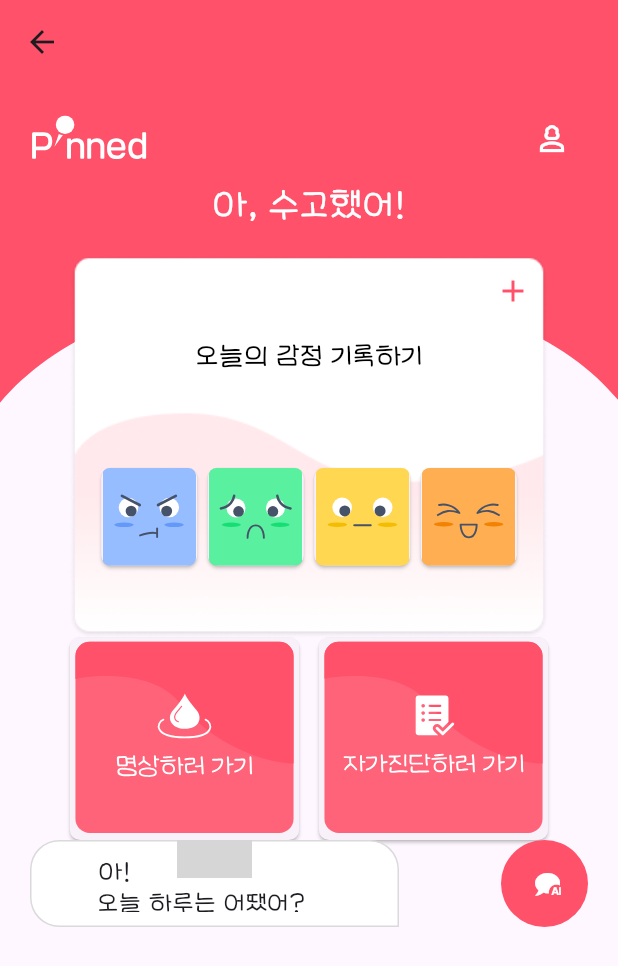
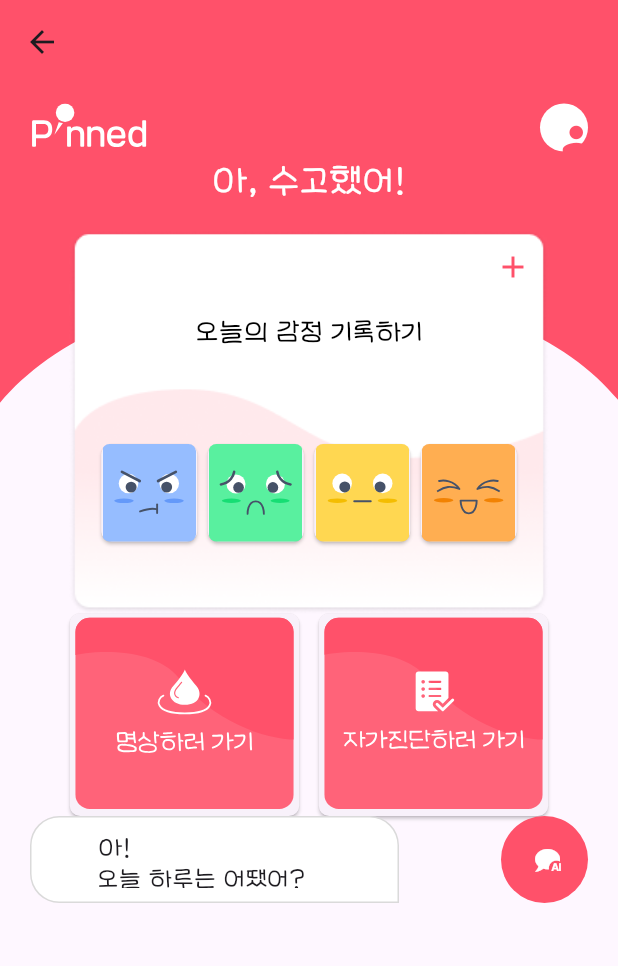
Before and after one commit to OZ-Pinned/OZ-Pinned, a Flutter app: the HomePage screen opened directly with empty values, on a phone screen of 412 x 824 dp. Shown: the top 966 px of the screen. Run offline on Flutter 3.47's test engine with Material 3 defaults, Android fonts, the light colour scheme and no system bars; our stand-ins replace flutter_svg, image_picker, shared_preferences, youtube_player_iframe; missing offline and left inert: flutter_email_sender, mailer; accounts and stored records are empty; network calls fail; project files that could hold a hidden picture were left out; grey boxes are pictures that could not be loaded.

```diff
--- a/pinned/lib/screens/home.dart
+++ b/pinned/lib/screens/home.dart
@@ -80,18 +80,29 @@ class _HomePageState extends State<HomePage> {
                   crossAxisAlignment: CrossAxisAlignment.center,
                   children: [
                     SvgPicture.asset('assets/images/smallLogo.svg'),
-                    IconButton(
-                      icon: Icon(Icons.person_3_outlined),
-                      padding: EdgeInsets.all(0),
-                      color: Color(0xffFFFFFF),
-                      onPressed: () {
-                        Navigator.push(
-                          context,
-                          MaterialPageRoute(
-                            builder: (context) => EmotionPage(),
+                    Container(
+                      width: 32,
+                      height: 32,
+                      decoration: BoxDecoration(
+                        color: Color(0xffFFFFFF), // 원하는 배경색
+                        shape: BoxShape.circle, // 원형 배경
+                      ),
+                      child: SizedBox(
+                        width: double.infinity,
+                        height: double.infinity,
+                        child: Center(
+                          child: IconButton(
+                            onPressed: () {
+                              // 버튼 클릭 시 실행될 동작
+                            },
+                            icon: Icon(
+                              CustomIcon.MyPage,
+                            ),
+                            iconSize: 32, // 아이콘 크기
+                            color: Color(0xffFF516A), // 아이콘 색상
                           ),
-                        );
-                      },
+                        ),
+                      ),
                     ),
                   ],
                 ),
@@ -228,7 +239,7 @@ class _HomePageState extends State<HomePage> {
                         alignment: Alignment.center, // 위젯들이 중앙에 정렬되도록 설정
                         children: [
                           Positioned(
-                            top: -25, // 텍스트 상자 위에 위치하도록 조정
+                            top: 100, // 텍스트 상자 위에 위치하도록 조정
                             child: SvgPicture.asset(
                               'assets/images/KoKoChar.svg',
                               width: 50,
```
Also changed, not shown: pinned/lib/main.dart (+9 -35 lines).
